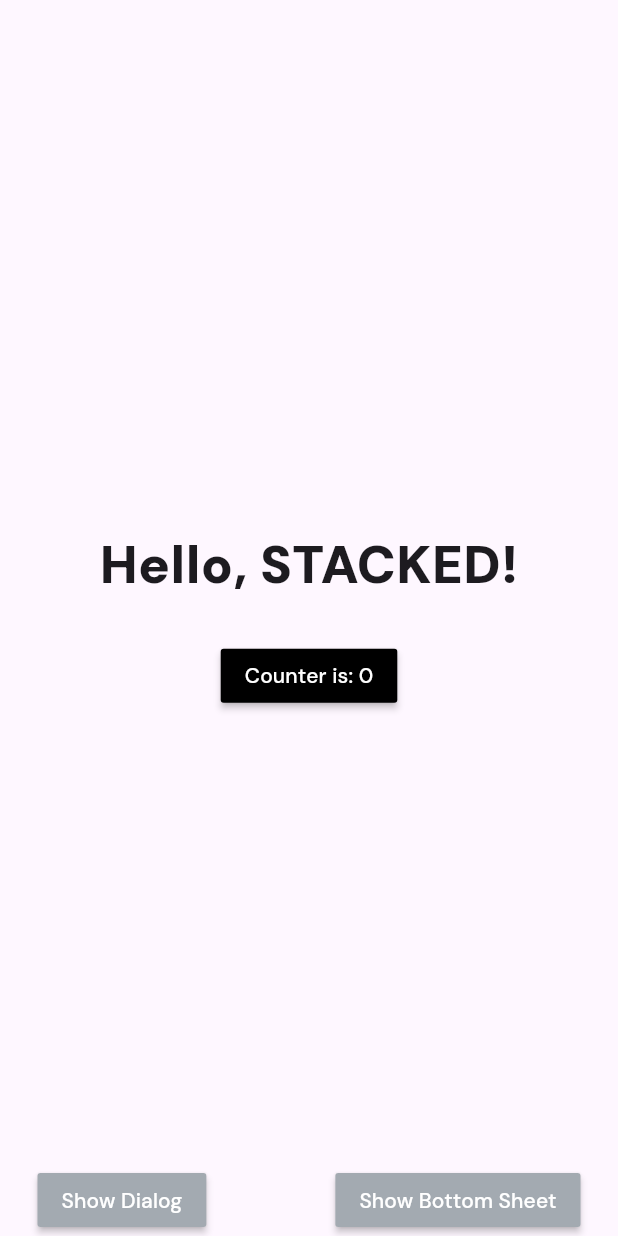
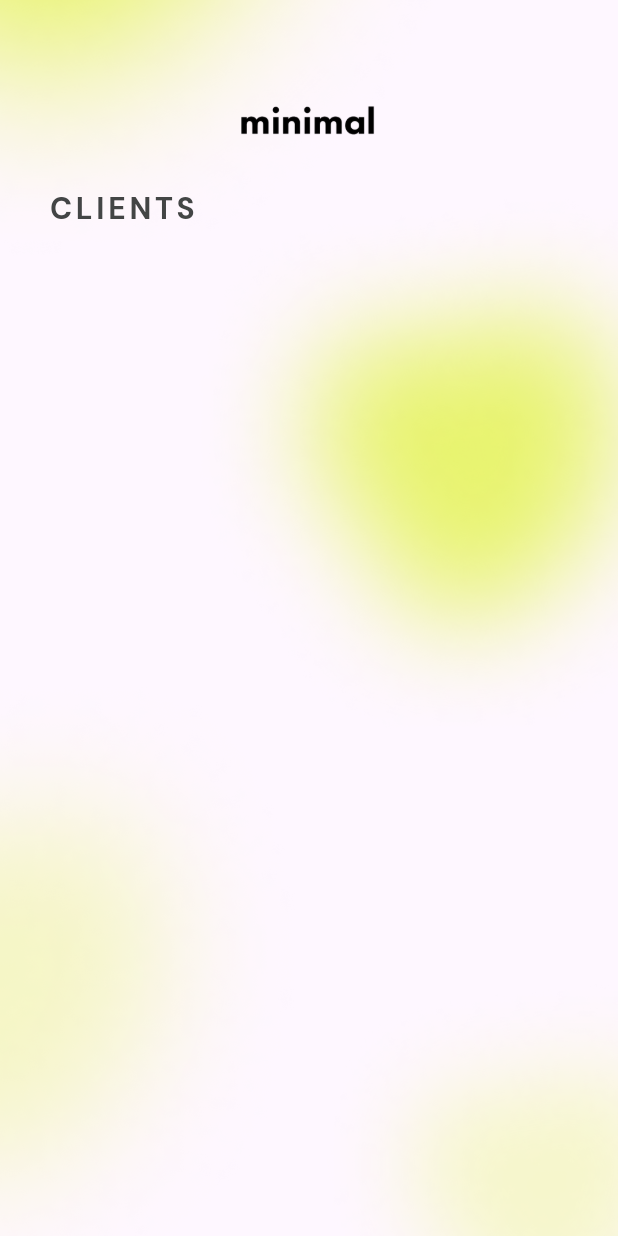
Before and after one commit to srios007/tots_test, a Flutter app: the HomeView screen opened by its route, on a phone screen of 412 x 824 dp. Run offline on Flutter 3.47's test engine with Material 3 defaults, Android fonts, the phone set to English and light mode, and no system bars; our stand-ins replace cached_network_image, dio, flutter_dotenv, get, get_storage, google_fonts and 4 more; missing offline and left inert: dio_cache_interceptor; accounts and stored records are empty.

Commit message:
[ADD] home

```diff
--- a/lib/app/app.dart
+++ b/lib/app/app.dart
@@ -5,6 +5,7 @@ import 'package:stacked/stacked_annotations.dart';
 import 'package:stacked_services/stacked_services.dart';
 import 'package:tots_test/ui/views/login/login_view.dart';
 import 'package:tots_test/services/login/login_service.dart';
+import 'package:tots_test/services/user/user_service.dart';
 // @stacked-import
 
 @StackedApp(
@@ -18,6 +19,7 @@ import 'package:tots_test/services/login/login_service.dart';
     LazySingleton(classType: DialogService),
     LazySingleton(classType: NavigationService),
     LazySingleton(classType: LoginService),
+    LazySingleton(classType: UserService),
 // @stacked-service
   ],
   bottomsheets: [
--- a/lib/app/app.locator.dart
+++ b/lib/app/app.locator.dart
@@ -12,6 +12,7 @@ import 'package:stacked_services/src/navigation/navigation_service.dart';
 import 'package:stacked_shared/stacked_shared.dart';
 
 import '../services/login/login_service.dart';
+import '../services/user/user_service.dart';
 
 final locator = StackedLocator.instance;
 
@@ -28,4 +29,5 @@ Future<void> setupLocator({
   locator.registerLazySingleton(() => DialogService());
   locator.registerLazySingleton(() => NavigationService());
   locator.registerLazySingleton(() => LoginService());
+  locator.registerLazySingleton(() => UserService());
 }
--- a/lib/models/models.dart
+++ b/lib/models/models.dart
@@ -1 +1,2 @@
-export 'weight.dart';
+export 'user.dart';
+// flutter pub run build_runner watch --delete-conflicting-outputs
--- /dev/null
+++ b/lib/models/user.dart
@@ -0,0 +1,33 @@
+import 'package:json_annotation/json_annotation.dart';
+part 'user.g.dart';
+
+@JsonSerializable()
+class User {
+  int? id;
+  String? firstname;
+  String? lastname;
+  String? email;
+  String? address;
+  String? photo;
+  String? caption;
+  String? createdAt;
+  String? updatedAt;
+  int? userId;
+
+  User({
+    this.id,
+    this.firstname,
+    this.lastname,
+    this.email,
+    this.address,
+    this.photo,
+    this.caption,
+    this.createdAt,
+    this.updatedAt,
+    this.userId,
+  });
+
+  factory User.fromJson(Map<String, dynamic> json) => _$UserFromJson(json);
+
+  Map<String, dynamic> toJson() => _$UserToJson(this);
+}
--- a/lib/services/login/login_service.dart
+++ b/lib/services/login/login_service.dart
@@ -4,7 +4,10 @@ import '../../ui/common/common.dart';
 import '../services.dart';
 
 class LoginService {
-  Future<String?> login({required String email, required String password}) async {
+  Future<String?> login({
+    required String email,
+    required String password,
+  }) async {
     final response = await DioService.instance.post(ApiEndpoints.login, data: {
       'email': email,
       'password': password,
--- a/lib/services/services.dart
+++ b/lib/services/services.dart
@@ -1,3 +1,4 @@
 export 'http/dio_exceptions.dart';
 export 'http/dio_service.dart';
 export 'login/login_service.dart';
+export 'user/user_service.dart';
--- a/lib/ui/common/api_endoints.dart
+++ b/lib/ui/common/api_endoints.dart
@@ -8,4 +8,5 @@ class ApiEndpoints {
   static final _instance = ApiEndpoints._internal();
 
   static const String login = '/oauth/token';
+  static const String users = '/clients';
 }
--- a/lib/ui/common/image_routes.dart
+++ b/lib/ui/common/image_routes.dart
@@ -7,8 +7,12 @@ class ImageRoutes {
 
   static final _instance = ImageRoutes._internal();
 
-  static const String blurBottom = 'assets/images/blur_bottom.png';
-  static const String blurLeft = 'assets/images/blur_left.png';
-  static const String blurTop = 'assets/images/blur_top.png';
+  static const String blurBottomLeftHome = 'assets/images/blur_bottom_left_home.png';
+  static const String blurBottomLogin = 'assets/images/blur_bottom.png';
+  static const String blurBottomRightHome = 'assets/images/blur_bottom_rigth_home.png';
+  static const String blurLeftLogin = 'assets/images/blur_left.png';
+  static const String blurRightHome = 'assets/images/blur_right_home.png';
+  static const String blurTopHome = 'assets/images/blur_top_home.png';
+  static const String blurTopLogin = 'assets/images/blur_top.png';
   static const String logo = 'assets/images/logo.png';
 }
--- a/lib/ui/common/palette.dart
+++ b/lib/ui/common/palette.dart
@@ -12,5 +12,6 @@ class Palette {
   static const black = Color(0xFF0D1111);
   static const blackTitle = Color(0xFF161B14);
   static const grey = Color(0xFFA3AAB1);
+  static const greySubtitle = Color(0xFF434545);
   static const white = Color(0xFFFFFFFF);
 }
--- a/lib/ui/views/home/home_view.dart
+++ b/lib/ui/views/home/home_view.dart
@@ -1,9 +1,7 @@
 import 'package:flutter/material.dart';
+import 'package:get/get.dart';
 import 'package:stacked/stacked.dart';
-import 'package:tots_test/ui/common/palette.dart';
-import 'package:tots_test/ui/common/ui_helpers.dart';
-
-import 'home_viewmodel.dart';
+import 'package:tots_test/ui/ui.dart';
 
 class HomeView extends StackedView<HomeViewModel> {
   const HomeView({Key? key}) : super(key: key);
@@ -15,64 +13,79 @@ class HomeView extends StackedView<HomeViewModel> {
     Widget? child,
   ) {
     return Scaffold(
-      body: SafeArea(
-        child: Padding(
-          padding: const EdgeInsets.symmetric(horizontal: 25.0),
-          child: Center(
-            child: Column(
-              mainAxisSize: MainAxisSize.max,
-              mainAxisAlignment: MainAxisAlignment.spaceBetween,
+      appBar: PreferredSize(
+        preferredSize: const Size.fromHeight(0),
+        child: AppBar(),
+      ),
+      body: CustomScrollView(
+        slivers: [
+          SliverFillRemaining(
+            hasScrollBody: false,
+            child: Stack(
               children: [
-                verticalSpaceLarge,
-                Column(
-                  children: [
-                    const Text(
-                      'Hello, STACKED!',
-                      style: TextStyle(
-                        fontSize: 35,
-                        fontWeight: FontWeight.w900,
-                      ),
-                    ),
-                    verticalSpaceMedium,
-                    MaterialButton(
-                      color: Colors.black,
-                      onPressed: viewModel.incrementCounter,
-                      child: Text(
-                        viewModel.counterLabel,
-                        style: const TextStyle(color: Colors.white),
-                      ),
-                    ),
-                  ],
+                Positioned(
+                  top: 0,
+                  left: 0,
+                  child: Image.asset(
+                    ImageRoutes.blurTopHome,
+                    width: Get.width * 0.8,
+                  ),
                 ),
-                Row(
-                  mainAxisAlignment: MainAxisAlignment.spaceBetween,
-                  children: [
-                    MaterialButton(
-                      color: Palette.grey,
-                      onPressed: viewModel.showDialog,
-                      child: const Text(
-                        'Show Dialog',
-                        style: TextStyle(
-                          color: Colors.white,
+                Positioned(
+                  bottom: 0,
+                  left: 0,
+                  child: Image.asset(
+                    ImageRoutes.blurBottomLeftHome,
+                    width: Get.width * 0.5,
+                  ),
+                ),
+                Positioned(
+                  bottom: 0,
+                  right: 0,
+                  child: Image.asset(
+                    ImageRoutes.blurBottomRightHome,
+                    width: Get.width * 0.5,
+                  ),
+                ),
+                Positioned(
+                  right: 0,
+                  top: Get.height / 4 - (Get.width * 0.4) / 2,
+                  child: Image.asset(
+                    ImageRoutes.blurRightHome,
+                    width: Get.width * 0.7,
+                  ),
+                ),
+                Container(
+                  margin: const EdgeInsets.symmetric(horizontal: 32),
+                  width: Get.width,
+                  child: Column(
+                    crossAxisAlignment: CrossAxisAlignment.start,
+                    children: [
+                      const SizedBox(height: 60),
+                      Center(
+                        child: Image.asset(
+                          ImageRoutes.logo,
+                          height: 45,
                         ),
                       ),
-                    ),
-                    MaterialButton(
-                      color: Palette.grey,
-                      onPressed: viewModel.showBottomSheet,
-                      child: const Text(
-                        'Show Bottom Sheet',
+                      const SizedBox(height: 20),
+                      const Text(
+                        'CLIENTS',
                         style: TextStyle(
-                          color: Colors.white,
+                          color: Palette.greySubtitle,
+                          fontSize: 20,
+                          fontWeight: FontWeight.bold,
+                          letterSpacing: 2.5,
                         ),
                       ),
-                    ),
-                  ],
-                )
+                      const SizedBox(height: 20),
+                    ],
+                  ),
+                ),
               ],
             ),
-          ),
-        ),
+          )
+        ],
       ),
     );
   }
--- a/lib/ui/views/home/home_viewmodel.dart
+++ b/lib/ui/views/home/home_viewmodel.dart
@@ -1,3 +1,5 @@
+import 'dart:developer';
+
 import 'package:tots_test/app/app.bottomsheets.dart';
 import 'package:tots_test/app/app.dialogs.dart';
 import 'package:tots_test/app/app.locator.dart';
@@ -5,9 +7,23 @@ import 'package:tots_test/ui/common/app_strings.dart';
 import 'package:stacked/stacked.dart';
 import 'package:stacked_services/stacked_services.dart';
 
-class HomeViewModel extends BaseViewModel {
+import '../../../models/models.dart';
+import '../../../services/services.dart';
+
+class HomeViewModel extends BaseViewModel implements Initialisable {
   final _dialogService = locator<DialogService>();
   final _bottomSheetService = locator<BottomSheetService>();
+  List<User> _users = [];
+  List<User> get users => _users;
+  @override
+  void initialise() {
+    getUsers();
+  }
+
+  getUsers() async {
+    _users = await UserService().getUsers();
+    log('Largo de usuarios: ${_users.length}');
+  }
 
   String get counterLabel => 'Counter is: $_counter';
 
--- a/pubspec.yaml
+++ b/pubspec.yaml
@@ -31,6 +31,7 @@ dev_dependencies:
   flutter_lints: ^2.0.0
   mockito: ^5.4.1
   stacked_generator: ^1.3.3
+  json_serializable: ^6.8.0
 
 flutter:
   uses-material-design: true
```
Also changed, not shown: lib/models/weight.dart (deleted, +0 -14 lines), lib/services/http/dio_service.dart (+27 -4 lines), lib/services/user/user_service.dart (added, +19 -0 lines), lib/ui/views/login/login_view.dart (+7 -4 lines), lib/models/user.g.dart (added), lib/models/weight.g.dart (deleted), pubspec.lock, 3 other files.
